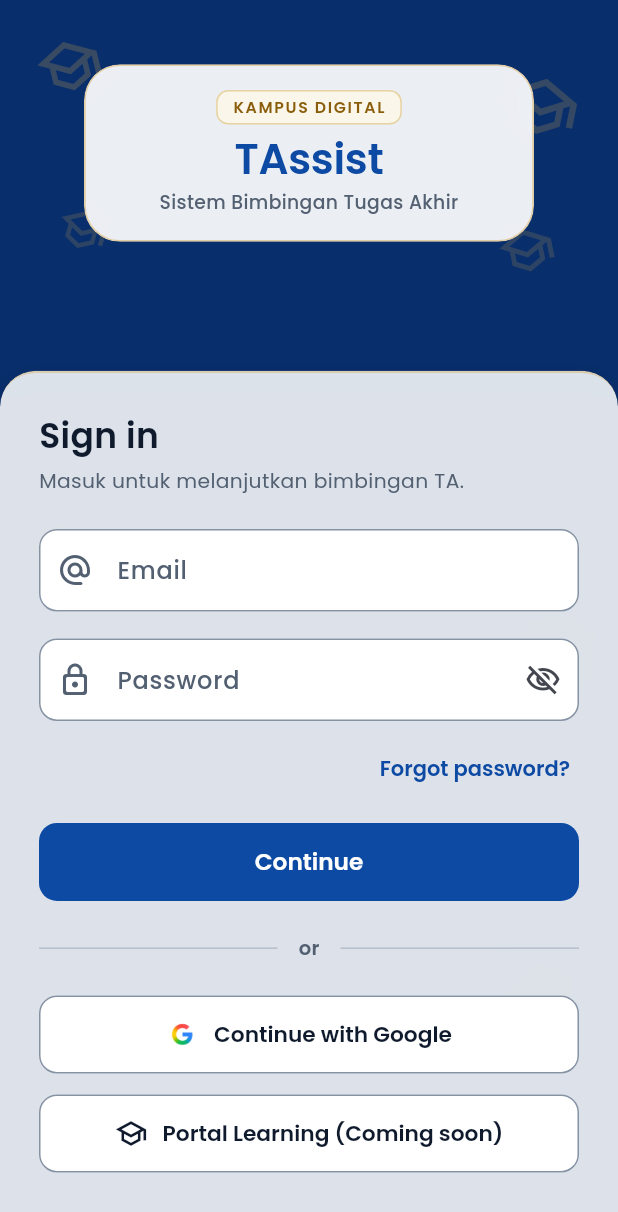
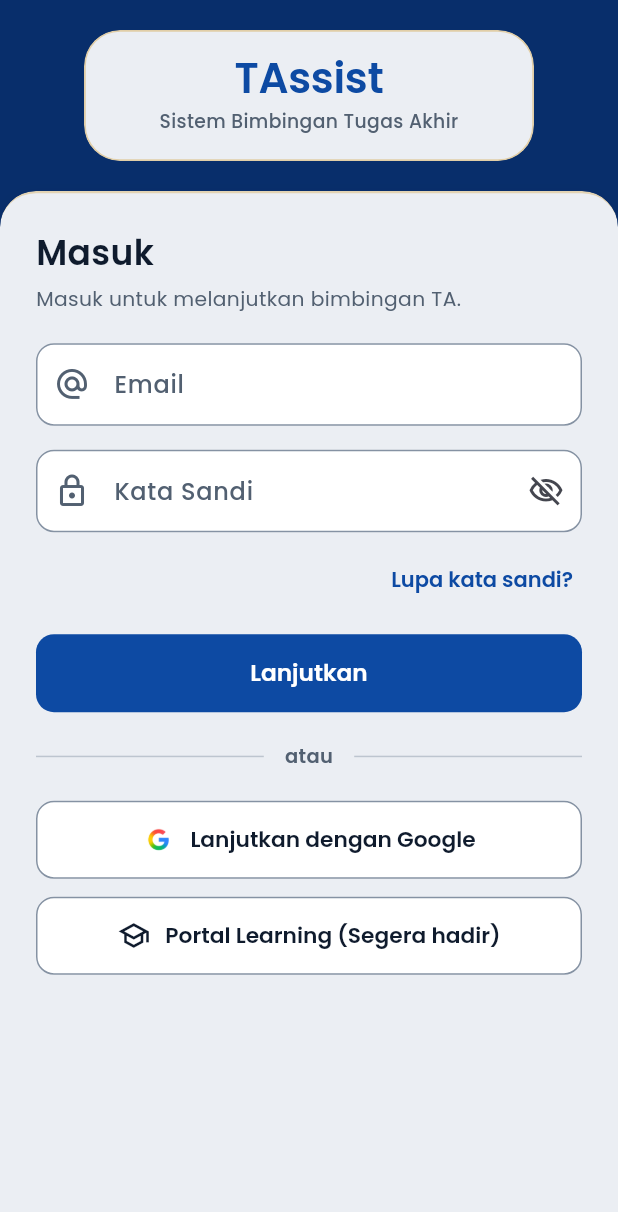
Before and after one commit to fajar288/TAssist2.0, a Flutter app: the screen it shows after launch, on a phone screen of 412 x 824 dp. Shown: the top 1212 px of the screen. Run offline on Flutter 3.47's test engine with Material 3 defaults, Android fonts, the phone set to English and light mode, and no system bars; our stand-ins replace file_picker, firebase_core, firebase_messaging, flutter_animate, flutter_secure_storage, google_fonts and 4 more; missing offline and left inert: google_sign_in_web, syncfusion_flutter_pdfviewer; accounts and stored records are empty.

Commit message:
polish(ui): refine login layout, glass sigma 10 (92%), and Indonesian copy (F-02)

```diff
--- a/Frontend/lib/features/auth/view/login_page.dart
+++ b/Frontend/lib/features/auth/view/login_page.dart
@@ -212,41 +212,32 @@ class _LoginPageState extends State<LoginPage> {
   Widget build(BuildContext context) {
     final isDark = AppTheme.isDark(context);
     final primaryNavy = AppTheme.primaryOf(context);
-    final size = MediaQuery.of(context).size;
     final keyboardOpen = MediaQuery.of(context).viewInsets.bottom > 0;
     final sheetTint = isDark
-        ? AppTheme.darkSurface.withValues(alpha: 0.84)
-        : AppTheme.surface.withValues(alpha: 0.86);
+        ? AppTheme.darkSurface.withValues(alpha: 0.92)
+        : AppTheme.surface.withValues(alpha: 0.92);
     final backdropColor = isDark ? AppTheme.darkBackground : AppTheme.primaryDark;
 
     return Scaffold(
       backgroundColor: backdropColor,
-      body: Stack(
+      body: ColoredBox(
+        color: backdropColor,
+        child: SafeArea(
+          bottom: false,
+          child: Column(
             children: [
-          // Full-height deep navy backdrop extending all the way to the bottom
-          Positioned.fill(
-            child: ColoredBox(color: backdropColor),
+              Padding(
+                padding: EdgeInsets.fromLTRB(
+                  24,
+                  keyboardOpen ? 10 : 20,
+                  24,
+                  keyboardOpen ? 10 : 20,
                 ),
-
-          // Scattered gold graduation caps across the full canvas behind the glass
-          _buildFloatingEducationIcons(size),
-
-          // Top centered frosted brand badge (KAMPUS DIGITAL / TAssist / Sistem Bimbingan Tugas Akhir)
-          Positioned(
-            top: keyboardOpen ? 12 : (size.height * 0.052).clamp(16.0, 48.0),
-            left: 24,
-            right: 24,
                 child: _buildTopBrandCard(),
               ),
-
-          // Frosted glass login sheet floating above full-height navy + gold icons
-          Align(
-            alignment: Alignment.bottomCenter,
-            child: AnimatedContainer(
-              duration: const Duration(milliseconds: 240),
-              curve: Curves.easeOut,
+              Expanded(
+                child: Container(
                   width: double.infinity,
-              height: size.height * (keyboardOpen ? 0.78 : 0.70),
                   decoration: BoxDecoration(
                     borderRadius: const BorderRadius.vertical(
                       top: Radius.circular(AppTheme.radiusXl),
@@ -258,9 +249,9 @@ class _LoginPageState extends State<LoginPage> {
                       top: Radius.circular(AppTheme.radiusXl),
                     ),
                     child: BackdropFilter(
-                  filter: ImageFilter.blur(sigmaX: 20, sigmaY: 20),
+                      filter: ImageFilter.blur(sigmaX: 10, sigmaY: 10),
                       child: Container(
-                    padding: const EdgeInsets.fromLTRB(26, 26, 26, 24),
+                        padding: const EdgeInsets.fromLTRB(24, 24, 24, 24),
                         decoration: BoxDecoration(
                           color: sheetTint,
                           borderRadius: const BorderRadius.vertical(
@@ -281,13 +272,13 @@ class _LoginPageState extends State<LoginPage> {
                               crossAxisAlignment: CrossAxisAlignment.start,
                               children: [
                                 _buildFormHeader(),
-                            const SizedBox(height: 22),
+                                const SizedBox(height: 20),
 
                                 _buildInputField(
                                   controller: _emailController,
                                   labelText: 'Email',
-                              hintText: 'Enter your username or email',
-                              prefixIcon: Icons.alternate_email_rounded,
+                                  hintText: 'Masukkan email Anda',
+                                  prefixIcon: Icons.alternate_email_outlined,
                                   keyboardType: TextInputType.emailAddress,
                                   textInputAction: TextInputAction.next,
                                   autofillHints: const [AutofillHints.email],
@@ -308,13 +299,13 @@ class _LoginPageState extends State<LoginPage> {
                                   },
                                 ),
 
-                            const SizedBox(height: 18),
+                                const SizedBox(height: 16),
 
                                 _buildInputField(
                                   controller: _passwordController,
-                              labelText: 'Password',
-                              hintText: 'Enter your password',
-                              prefixIcon: Icons.lock_outline_rounded,
+                                  labelText: 'Kata Sandi',
+                                  hintText: 'Masukkan kata sandi Anda',
+                                  prefixIcon: Icons.lock_outlined,
                                   obscureText: _obscurePassword,
                                   textInputAction: TextInputAction.done,
                                   autofillHints: const [AutofillHints.password],
@@ -364,7 +355,7 @@ class _LoginPageState extends State<LoginPage> {
                                       foregroundColor: primaryNavy,
                                     ),
                                     child: const Text(
-                                  'Forgot password?',
+                                      'Lupa kata sandi?',
                                       style: TextStyle(
                                         fontSize: 14,
                                         fontWeight: FontWeight.w600,
@@ -401,7 +392,7 @@ class _LoginPageState extends State<LoginPage> {
                                             ),
                                           )
                                         : const Text(
-                                        'Continue',
+                                            'Lanjutkan',
                                             style: TextStyle(
                                               fontWeight: FontWeight.w600,
                                               fontSize: 15.5,
@@ -410,11 +401,11 @@ class _LoginPageState extends State<LoginPage> {
                                   ),
                                 ),
 
-                            const SizedBox(height: 22),
+                                const SizedBox(height: 20),
 
-                            _buildDividerWithText('or'),
+                                _buildDividerWithText('atau'),
 
-                            const SizedBox(height: 22),
+                                const SizedBox(height: 20),
 
                                 if (kIsWeb)
                                   LayoutBuilder(
@@ -449,16 +440,16 @@ class _LoginPageState extends State<LoginPage> {
                                   )
                                 else
                                   _socialButton(
-                                label: 'Continue with Google',
+                                    label: 'Lanjutkan dengan Google',
                                     assetIconPath:
                                         'assets/images/google_iconbgnew.png',
                                     onTap: _isLoading ? () {} : _handleGoogleLogin,
                                   ),
 
-                            const SizedBox(height: 14),
+                                const SizedBox(height: 12),
 
                                 _socialButton(
-                              label: 'Portal Learning (Coming soon)',
+                                  label: 'Portal Learning (Segera hadir)',
                                   icon: Icons.school_outlined,
                                   onTap: _goToLearningPage,
                                 ),
@@ -473,103 +464,6 @@ class _LoginPageState extends State<LoginPage> {
               ),
             ],
           ),
-    );
-  }
-
-  Widget _buildFloatingEducationIcons(Size size) {
-    final h = size.height;
-    return Positioned.fill(
-      child: IgnorePointer(
-        child: Stack(
-          children: [
-            _floatingEducationIcon(
-              top: 22,
-              left: 24,
-              size: 44,
-              opacity: 0.24,
-              rotate: -0.24,
-            ),
-            _floatingEducationIcon(
-              top: 46,
-              right: 26,
-              size: 50,
-              opacity: 0.22,
-              rotate: 0.20,
-            ),
-            _floatingEducationIcon(
-              top: 136,
-              left: 38,
-              size: 34,
-              opacity: 0.18,
-              rotate: 0.28,
-            ),
-            _floatingEducationIcon(
-              top: 148,
-              right: 42,
-              size: 38,
-              opacity: 0.18,
-              rotate: -0.20,
-            ),
-            // Lower backdrop caps peeking subtly behind the frosted glass sheet
-            _floatingEducationIcon(
-              top: h * 0.42,
-              left: 16,
-              size: 40,
-              opacity: 0.18,
-              rotate: -0.18,
-            ),
-            _floatingEducationIcon(
-              top: h * 0.50,
-              right: 18,
-              size: 46,
-              opacity: 0.20,
-              rotate: 0.24,
-            ),
-            _floatingEducationIcon(
-              top: h * 0.68,
-              left: 28,
-              size: 36,
-              opacity: 0.16,
-              rotate: 0.22,
-            ),
-            _floatingEducationIcon(
-              top: h * 0.78,
-              right: 30,
-              size: 42,
-              opacity: 0.18,
-              rotate: -0.26,
-            ),
-            _floatingEducationIcon(
-              top: h * 0.88,
-              left: 72,
-              size: 32,
-              opacity: 0.16,
-              rotate: -0.14,
-            ),
-          ],
-        ),
-      ),
-    );
-  }
-
-  Widget _floatingEducationIcon({
-    double? top,
-    double? left,
-    double? right,
-    required double size,
-    required double opacity,
-    required double rotate,
-  }) {
-    return Positioned(
-      top: top,
-      left: left,
-      right: right,
-      child: Transform.rotate(
-        angle: rotate,
-        child: Icon(
-          Icons.school_outlined,
-          size: size,
-          color: AppTheme.accentGoldOnDark.withValues(alpha: opacity),
         ),
       ),
     );
@@ -577,14 +471,13 @@ class _LoginPageState extends State<LoginPage> {
 
   Widget _buildTopBrandCard() {
     final isDark = AppTheme.isDark(context);
-    final accentGold = AppTheme.accentGoldOf(context);
     return Center(
       child: ConstrainedBox(
         constraints: const BoxConstraints(maxWidth: 300),
         child: ClipRRect(
           borderRadius: BorderRadius.circular(AppTheme.radiusXl),
           child: BackdropFilter(
-            filter: ImageFilter.blur(sigmaX: 14, sigmaY: 14),
+            filter: ImageFilter.blur(sigmaX: 10, sigmaY: 10),
             child: Container(
               width: double.infinity,
               padding: const EdgeInsets.symmetric(
@@ -593,8 +486,8 @@ class _LoginPageState extends State<LoginPage> {
               ),
               decoration: BoxDecoration(
                 color: isDark
-                    ? AppTheme.darkSurface.withValues(alpha: 0.88)
-                    : Colors.white.withValues(alpha: 0.92),
+                    ? AppTheme.darkSurface.withValues(alpha: 0.92)
+                    : AppTheme.surface.withValues(alpha: 0.92),
                 borderRadius: BorderRadius.circular(AppTheme.radiusXl),
                 border: Border.all(
                   color: AppTheme.accentGoldOnDark.withValues(alpha: 0.45),
@@ -605,29 +498,6 @@ class _LoginPageState extends State<LoginPage> {
               child: Column(
                 mainAxisSize: MainAxisSize.min,
                 children: [
-                  Container(
-                    padding: const EdgeInsets.symmetric(
-                      horizontal: 10,
-                      vertical: 3,
-                    ),
-                    decoration: BoxDecoration(
-                      color: AppTheme.accentGoldBgOf(context),
-                      borderRadius: BorderRadius.circular(AppTheme.radiusSm),
-                      border: Border.all(
-                        color: AppTheme.accentGoldBorderOf(context),
-                      ),
-                    ),
-                    child: Text(
-                      'KAMPUS DIGITAL',
-                      style: TextStyle(
-                        color: accentGold,
-                        fontSize: 10.5,
-                        fontWeight: FontWeight.w600,
-                        letterSpacing: 1.1,
-                      ),
-                    ),
-                  ),
-                  const SizedBox(height: 8),
                   Text(
                     'TAssist',
                     textAlign: TextAlign.center,
@@ -663,7 +533,7 @@ class _LoginPageState extends State<LoginPage> {
       crossAxisAlignment: CrossAxisAlignment.start,
       children: [
         Text(
-          'Sign in',
+          'Masuk',
           style: TextStyle(
             color: AppTheme.textPrimaryOf(context),
             fontSize: 23,
--- a/Frontend/lib/features/lecturer_selection/view/lecturers_page.dart
+++ b/Frontend/lib/features/lecturer_selection/view/lecturers_page.dart
@@ -243,7 +243,7 @@ class _LecturersPageState extends State<LecturersPage> {
                 child: GestureDetector(
                   onTap: _closeAllDropdowns,
                   child: BackdropFilter(
-                    filter: ImageFilter.blur(sigmaX: 12, sigmaY: 12),
+                    filter: ImageFilter.blur(sigmaX: 10, sigmaY: 10),
                     child: Container(
                       color: Colors.black.withValues(alpha: 0.1),
                     ),
--- a/Frontend/lib/widgets/app_dialogs.dart
+++ b/Frontend/lib/widgets/app_dialogs.dart
@@ -27,11 +27,12 @@ class _GlassDialogShell extends StatelessWidget {
             child: ClipRRect(
               borderRadius: BorderRadius.circular(AppTheme.radiusXl),
               child: BackdropFilter(
-                filter: ImageFilter.blur(sigmaX: 12, sigmaY: 12),
+                filter: ImageFilter.blur(sigmaX: 10, sigmaY: 10),
                 child: Container(
                   decoration: AppTheme.glassDecorationOf(
                     context,
                     radius: AppTheme.radiusXl,
+                    color: AppTheme.surfaceOf(context).withValues(alpha: 0.92),
                     borderWidth: 1.2,
                     boxShadow: AppTheme.cardShadow,
                   ),
```
Also changed, not shown: 1 other file. Lines whose indentation alone changed are shown as unchanged.
